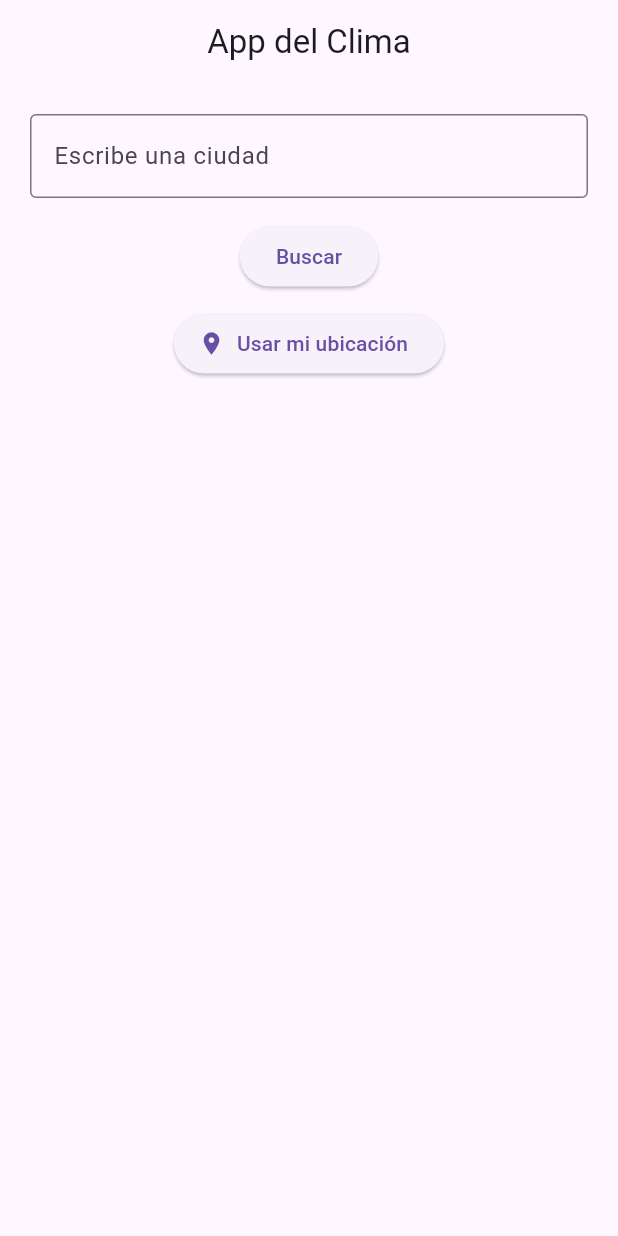
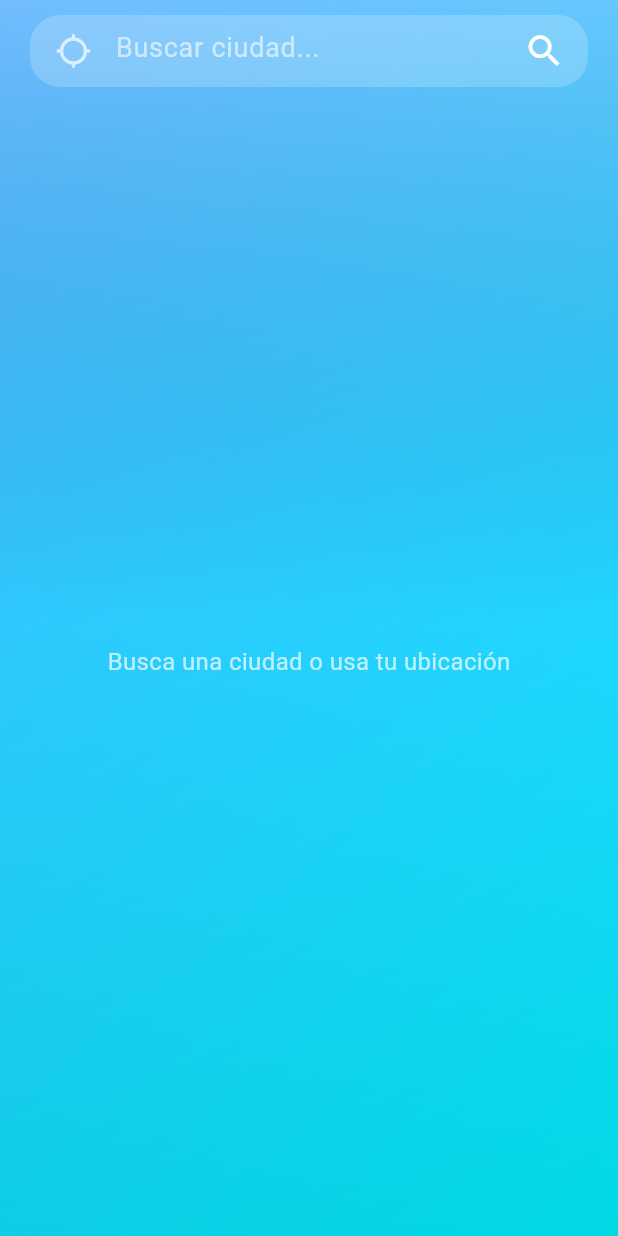
Before and after one commit to samporter12/app_clima, a Flutter app: the screen it shows after launch, on a phone screen of 412 x 824 dp. Run offline on Flutter 3.47's test engine with Material 3 defaults, Android fonts, the phone set to English and light mode, and no system bars; our stand-ins replace geolocator; Roboto replaces fonts that are missing (SF Pro).

Commit message:
Amo a la sara

```diff
--- a/lib/main.dart
+++ b/lib/main.dart
@@ -1,7 +1,12 @@
 import 'package:flutter/material.dart';
+import 'package:flutter/services.dart'; // Para controlar la barra de estado
 import 'screens/home_screen.dart';
 
 void main() {
+  // Esto hace que la barra de notificaciones del cel sea transparente
+  SystemChrome.setSystemUIOverlayStyle(
+    const SystemUiOverlayStyle(statusBarColor: Colors.transparent),
+  );
   runApp(const MyApp());
 }
 
@@ -10,9 +15,15 @@ class MyApp extends StatelessWidget {
 
   @override
   Widget build(BuildContext context) {
-    return const MaterialApp(
+    return MaterialApp(
       debugShowCheckedModeBanner: false,
-      home: HomeScreen(),
+      title: 'Weather App',
+      theme: ThemeData(
+        brightness: Brightness.light,
+        fontFamily: 'SF Pro', // Si tienes la fuente, si no usa la default
+        useMaterial3: true,
+      ),
+      home: const HomeScreen(),
     );
   }
 }
--- a/lib/screens/home_screen.dart
+++ b/lib/screens/home_screen.dart
@@ -1,64 +1,17 @@
 import '../services/weather_service.dart';
 import 'package:flutter/material.dart';
 import '../widgets/forecast_item.dart';
-import  'package:geolocator/geolocator.dart';
+import 'package:geolocator/geolocator.dart';
+import 'dart:ui';
+
 class HomeScreen extends StatefulWidget {
   const HomeScreen({super.key});
 
   @override
   State<HomeScreen> createState() => _HomeScreenState();
-
 }
 
 class _HomeScreenState extends State<HomeScreen> {
-
-    Future<void> getLocationWeather() async {
-
-    bool serviceEnabled;
-    LocationPermission permission;
-
-    serviceEnabled = await Geolocator.isLocationServiceEnabled();
-    if (!serviceEnabled) {
-        return;
-    }
-
-    permission = await Geolocator.checkPermission();
-    if (permission == LocationPermission.denied) {
-        permission = await Geolocator.requestPermission();
-        if (permission == LocationPermission.denied) {
-        return;
-        }
-    }
-
-    if (permission == LocationPermission.deniedForever) {
-        return;
-    }
-
-    Position position = await Geolocator.getCurrentPosition(
-        desiredAccuracy: LocationAccuracy.high,
-    );
-
-    final weatherData = await _weatherService.fetchWeatherByCoords(
-        position.latitude,
-        position.longitude,
-    );
-
-    final forecastData = await _weatherService.fetchForecastByCoords(
-        position.latitude,
-        position.longitude,
-    );
-
-    if (weatherData != null && forecastData != null) {
-        setState(() {
-        temperature = weatherData["main"]["temp"].toString();
-        description = weatherData["weather"][0]["description"];
-        cityName = weatherData["name"];
-        iconCode = weatherData["weather"][0]["icon"];
-        forecastList = forecastData;
-        });
-    }
-    }
-
   final TextEditingController _controller = TextEditingController();
   final WeatherService _weatherService = WeatherService();
 
@@ -68,144 +21,211 @@ class _HomeScreenState extends State<HomeScreen> {
   String? iconCode;
   String? errorMessage;
   bool isLoading = false;
-
   List<dynamic>? forecastList;
 
+  // Lógica de colores dinámicos según el clima
+  List<Color> _getBackgroundColors() {
+    if (iconCode == null) return [const Color(0xFF4facfe), const Color(0xFF00f2fe)];
+
+    switch (iconCode) {
+      case '01d': return [const Color(0xFFFF8008), const Color(0xFFFFC837)]; // Sol
+      case '01n': return [const Color(0xFF0F2027), const Color(0xFF2C5364)]; // Noche
+      case '02d': case '02n': case '03d': case '04d':
+        return [const Color(0xFF757F9A), const Color(0xFFD7DDE8)]; // Nubes
+      case '09d': case '10d': return [const Color(0xFF373B44), const Color(0xFF4286f4)]; // Lluvia
+      case '11d': return [const Color(0xFF4B79A1), const Color(0xFF283E51)]; // Tormenta
+      case '13d': return [const Color(0xFF83a4d4), const Color(0xFFb6fbff)]; // Nieve
+      default: return [const Color(0xFF4facfe), const Color(0xFF00f2fe)];
+    }
+  }
+
+  String _getDayName(String dateTxt) {
+    DateTime date = DateTime.parse(dateTxt);
+    const days = ['Lun', 'Mar', 'Mié', 'Jue', 'Vie', 'Sáb', 'Dom'];
+    return days[date.weekday - 1];
+  }
+
+  void _updateUI(dynamic weather, dynamic forecast) {
+    if (weather != null && forecast != null) {
+      setState(() {
+        temperature = weather["main"]["temp"].toStringAsFixed(0);
+        description = weather["weather"][0]["description"];
+        cityName = weather["name"];
+        iconCode = weather["weather"][0]["icon"];
+        forecastList = forecast;
+        errorMessage = null;
+      });
+    } else {
+      setState(() => errorMessage = "No se encontraron datos");
+    }
+  }
+
+  // --- LÓGICA DE CLIMA POR BUSQUEDA ---
   void getWeather() async {
+    if (_controller.text.isEmpty) return;
+    FocusScope.of(context).unfocus();
+    setState(() => isLoading = true);
+    final weather = await _weatherService.fetchWeather(_controller.text);
+    final forecast = await _weatherService.fetchForecast(_controller.text);
+    _updateUI(weather, forecast);
+    setState(() => isLoading = false);
+  }
 
+  // --- LÓGICA DE UBICACIÓN (CON PERMISOS) ---
+  Future<void> getLocationWeather() async {
     setState(() {
       isLoading = true;
       errorMessage = null;
     });
 
-    final weatherData =
-        await _weatherService.fetchWeather(_controller.text);
-
-    final forecastData =
-        await _weatherService.fetchForecast(_controller.text);
-
-    setState(() {
-        isLoading = false;
-    });
-
-    if (weatherData != null && forecastData != null) {
-        setState(() {
-            temperature = weatherData["main"]["temp"].toString();
-            description = weatherData["weather"][0]["description"];
-            cityName = weatherData["name"];
-            iconCode = weatherData["weather"][0]["icon"];
-            forecastList = forecastData;
-        });
-    } else {
-        setState(() {
-            errorMessage = "Error al obtener datos";
-        });
+    try {
+      // Verificar si el servicio de GPS está activo
+      bool serviceEnabled = await Geolocator.isLocationServiceEnabled();
+      if (!serviceEnabled) {
+        throw 'El GPS está desactivado';
       }
 
+      // Verificar y pedir permisos
+      LocationPermission permission = await Geolocator.checkPermission();
+      if (permission == LocationPermission.denied) {
+        permission = await Geolocator.requestPermission();
+        if (permission == LocationPermission.denied) {
+          throw 'Permiso de ubicación denegado';
+        }
+      }
+
+      if (permission == LocationPermission.deniedForever) {
+        throw 'Permisos denegados permanentemente';
+      }
+
+      // Obtener posición y datos
+      Position position = await Geolocator.getCurrentPosition(
+        desiredAccuracy: LocationAccuracy.high
+      );
+
+      final weather = await _weatherService.fetchWeatherByCoords(position.latitude, position.longitude);
+      final forecast = await _weatherService.fetchForecastByCoords(position.latitude, position.longitude);
+
+      _updateUI(weather, forecast);
+    } catch (e) {
+      setState(() => errorMessage = e.toString());
+    } finally {
+      setState(() => isLoading = false);
+    }
   }
 
   @override
   Widget build(BuildContext context) {
-
     return Scaffold(
-        appBar: AppBar(
-            title: const Text("App del Clima"),
-            centerTitle: true,
+      extendBodyBehindAppBar: true,
+      body: Stack(
+        children: [
+          // Fondo Animado
+          AnimatedContainer(
+            duration: const Duration(milliseconds: 800),
+            decoration: BoxDecoration(
+              gradient: LinearGradient(
+                begin: Alignment.topLeft,
+                end: Alignment.bottomRight,
+                colors: _getBackgroundColors(),
               ),
-        body: Padding(
-            padding: const EdgeInsets.all(20),
-            child: SingleChildScrollView(
+            ),
+          ),
+          // Brillo de cristal
+          Container(
+            decoration: BoxDecoration(
+              gradient: LinearGradient(
+                begin: Alignment.topCenter,
+                end: Alignment.bottomCenter,
+                colors: [Colors.white.withOpacity(0.2), Colors.transparent, Colors.black.withOpacity(0.1)],
+              ),
+            ),
+          ),
+          SafeArea(
             child: Column(
               children: [
-
-                TextField(
+                // BUSCADOR PREMIUM
+                Padding(
+                  padding: const EdgeInsets.fromLTRB(20, 10, 20, 0),
+                  child: ClipRRect(
+                    borderRadius: BorderRadius.circular(20),
+                    child: BackdropFilter(
+                      filter: ImageFilter.blur(sigmaX: 10, sigmaY: 10),
+                      child: Container(
+                        color: Colors.white.withOpacity(0.2),
+                        padding: const EdgeInsets.symmetric(horizontal: 5),
+                        child: TextField(
                           controller: _controller,
-                    decoration: const InputDecoration(
-                        labelText: "Escribe una ciudad",
-                        border: OutlineInputBorder(),
+                          cursorColor: Colors.white,
+                          style: const TextStyle(color: Colors.white, fontSize: 18),
+                          decoration: InputDecoration(
+                            hintText: "Buscar ciudad...",
+                            hintStyle: const TextStyle(color: Colors.white60, fontSize: 18),
+                            border: InputBorder.none,
+                            prefixIcon: IconButton(
+                              icon: const Icon(Icons.location_searching, color: Colors.white70),
+                              onPressed: getLocationWeather,
+                            ),
+                            suffixIcon: IconButton(
+                              icon: const Icon(Icons.search, color: Colors.white, size: 28),
+                              onPressed: getWeather,
+                            ),
+                          ),
+                          onSubmitted: (_) => getWeather(),
+                        ),
+                      ),
+                    ),
                   ),
                 ),
 
-                const SizedBox(height: 15),
+                if (isLoading)
+                  const Expanded(child: Center(child: CircularProgressIndicator(color: Colors.white))),
 
-                ElevatedButton(
-                    onPressed: getWeather,
-                    child: const Text("Buscar"),
+                if (!isLoading && temperature != null)
+                  Expanded(
+                    child: SingleChildScrollView(
+                      padding: const EdgeInsets.symmetric(horizontal: 20, vertical: 40),
+                      child: Column(
+                        children: [
+                          Text(cityName ?? "", style: const TextStyle(fontSize: 35, color: Colors.white, fontWeight: FontWeight.w400)),
+                          Text("$temperature°", style: const TextStyle(fontSize: 100, color: Colors.white, fontWeight: FontWeight.w100)),
+                          Text(description!.toUpperCase(), style: const TextStyle(fontSize: 16, color: Colors.white70, letterSpacing: 3, fontWeight: FontWeight.bold)),
+                          const SizedBox(height: 10),
+                          Image.network("https://openweathermap.org/img/wn/$iconCode@4x.png", height: 160),
+                          const SizedBox(height: 30),
+                          // TARJETA PRONÓSTICO
+                          ClipRRect(
+                            borderRadius: BorderRadius.circular(30),
+                            child: BackdropFilter(
+                              filter: ImageFilter.blur(sigmaX: 15, sigmaY: 15),
+                              child: Container(
+                                padding: const EdgeInsets.all(25),
+                                color: Colors.white.withOpacity(0.1),
+                                child: Column(
+                                  children: [
+                                    Row(children: [
+                                      const Icon(Icons.calendar_month, color: Colors.white60, size: 16),
+                                      const SizedBox(width: 10),
+                                      Text("PRONÓSTICO 5 DÍAS", style: TextStyle(color: Colors.white.withOpacity(0.6), fontWeight: FontWeight.bold, fontSize: 12)),
+                                    ]),
+                                    const Divider(color: Colors.white24, height: 30),
+                                    SizedBox(
+                                      height: 110,
+                                      child: ListView.builder(
+                                        scrollDirection: Axis.horizontal,
+                                        itemCount: 5,
+                                        itemBuilder: (context, index) {
+                                          final item = forecastList![index * 8];
+                                          return ForecastItem(
+                                            date: _getDayName(item["dt_txt"]),
+                                            temperature: item["main"]["temp"].toStringAsFixed(0),
+                                            icon: item["weather"][0]["icon"],
+                                          );
+                                        },
                                       ),
-
-                const SizedBox(height: 10),
-
-                    ElevatedButton.icon(
-                    onPressed: getLocationWeather,
-                    icon: const Icon(Icons.location_on),
-                    label: const Text("Usar mi ubicación"),
-                    ),
-
-
-                const SizedBox(height: 20),
-
-                if (isLoading)
-                    const CircularProgressIndicator(),
-
-                if (errorMessage != null)
-                    Text(
-                    errorMessage!,
-                    style: const TextStyle(color: Colors.red),
-                ),
-
-                if (temperature != null)
-                    Column(
-                        children: [
-
-                    if (iconCode != null)
-                        Image.network(
-                            "https://openweathermap.org/img/wn/$iconCode@2x.png",
-                        ),
-
-                    Text(
-                        cityName ?? "",
-                        style: const TextStyle(fontSize: 22),
-                    ),
-
-                    Text(
-                        "$temperature °C",
-                        style: const TextStyle(
-                            fontSize: 40,
-                            fontWeight: FontWeight.bold),
-                    ),
-
-                    Text(
-                        description ?? "",
-                        style: const TextStyle(fontSize: 18),
                                     ),
                                   ],
                                 ),
-
-                const SizedBox(height: 20),
-
-              // PRONÓSTICO 5 DÍAS
-                if (forecastList != null)
-                SizedBox(
-                    height: 120,
-                    child: Center(
-                    child: ListView.builder(
-                        shrinkWrap: true,
-                    scrollDirection: Axis.horizontal,
-                    itemCount: 5,
-                    itemBuilder: (context, index) {
-
-                        final item = forecastList![index * 8];
-
-                        final date = item["dt_txt"].substring(5, 10);
-                        final temp = item["main"]["temp"].toString();
-                        final icon = item["weather"][0]["icon"];
-
-                        return ForecastItem(
-                            date: date,
-                            temperature: temp,
-                            icon: icon,
-                        );
-                    },
                               ),
                             ),
                           ),
@@ -213,6 +233,22 @@ class _HomeScreenState extends State<HomeScreen> {
                       ),
                     ),
                   ),
+
+                if (errorMessage != null && !isLoading)
+                  Padding(
+                    padding: const EdgeInsets.all(20),
+                    child: Text(errorMessage!, textAlign: TextAlign.center, style: const TextStyle(color: Colors.white, fontWeight: FontWeight.bold)),
+                  ),
+
+                if (temperature == null && !isLoading && errorMessage == null)
+                  const Expanded(
+                    child: Center(child: Text("Busca una ciudad o usa tu ubicación", style: TextStyle(color: Colors.white70, fontSize: 16))),
+                  ),
+              ],
+            ),
+          ),
+        ],
+      ),
     );
   }
 }
--- a/pubspec.yaml
+++ b/pubspec.yaml
@@ -31,6 +31,9 @@ dependencies:
   flutter:
     sdk: flutter
 
+  geolocator: ^10.1.0
+
+  http: ^1.2.0
   # The following adds the Cupertino Icons font to your application.
   # Use with the CupertinoIcons class for iOS style icons.
   cupertino_icons: ^1.0.8
@@ -46,8 +49,6 @@ dev_dependencies:
   # rules and activating additional ones.
   flutter_lints: ^6.0.0
 
-  http: ^1.2.0
-  geolocator: ^10.1.0
   shared_preferences: ^2.2.2
   provider: ^6.1.1
 
```
Also changed, not shown: lib/widgets/forecast_item.dart (+17 -10 lines), pubspec.lock, 2 other files. Lines whose indentation alone changed are shown as unchanged.
